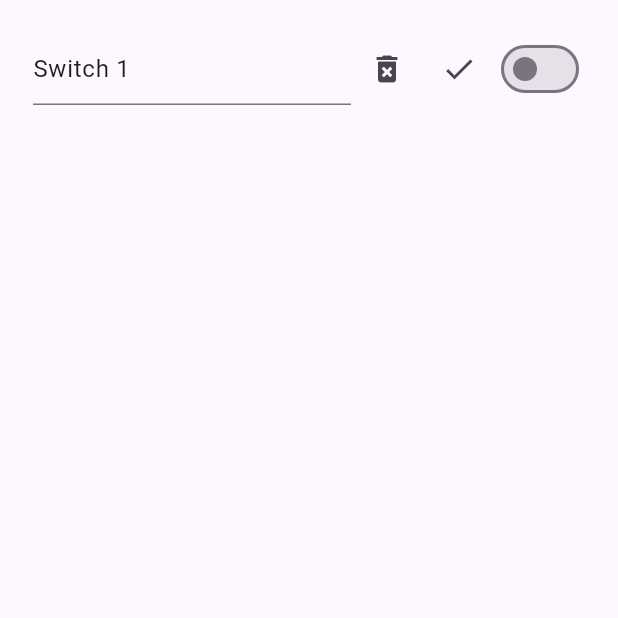
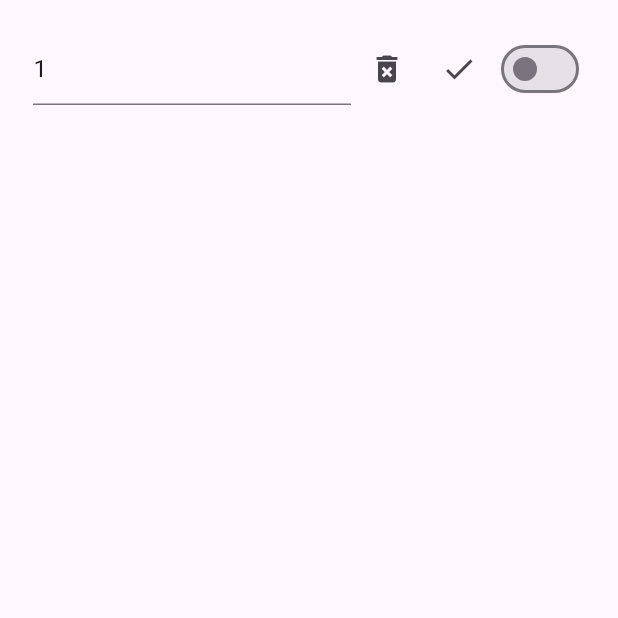
Before and after one commit to alli2729/switches_and_dropdown, a Flutter app: the screen it shows after launch, after a tap on the "add" icon, after a tap on the "edit" icon, on a phone screen of 412 x 824 dp, the top half of it. Run offline on Flutter 3.47's test engine with Material 3 defaults, Android fonts, the phone set to English and light mode, and no system bars.

Commit message:
some changes

```diff
--- a/lib/main.dart
+++ b/lib/main.dart
@@ -1,5 +1,5 @@
 import 'package:flutter/material.dart';
-import 'package:tamrin_app/pages/my_dropdown.dart';
+import 'pages/my_dropdown.dart';
 import 'pages/switches.dart';
 
 void main() => runApp(const MainApp());
--- a/lib/pages/switches.dart
+++ b/lib/pages/switches.dart
@@ -40,7 +40,7 @@ class _SwitchesState extends State<Switches> {
   //* Methods-----------------------------------------------------------------
 
   void _addSwitch() {
-    _switches.add(MySwitch(onPressed: (id) => _removeSwitch(id), id: ++id));
+    _switches.add(MySwitch(onPressed: (id) => _removeSwitch(id), id: ++id,));
     setState(() {});
   }
 
@@ -49,7 +49,7 @@ class _SwitchesState extends State<Switches> {
     int index = (_switches.indexWhere((item) => item.id == id));
     _switches.removeAt(index);
     // removing with id
-    _switches.removeWhere((item) => item.id == id);
+    // _switches.removeWhere((item) => item.id == id);
     setState(() {});
   }
 }
--- a/lib/widgets/my_switch.dart
+++ b/lib/widgets/my_switch.dart
@@ -1,13 +1,14 @@
 import 'package:flutter/material.dart';
 
 class MySwitch extends StatefulWidget {
-  const MySwitch({
+  MySwitch({
     super.key,
     required this.id,
     required this.onPressed,
-  });
+  }) : name = id.toString();
 
   final int id;
+  final String name;
   final void Function(int) onPressed;
 
   @override
@@ -18,11 +19,11 @@ class _MySwitchState extends State<MySwitch> {
   final _controller = TextEditingController();
   bool switchValue = false;
   bool isEdit = false;
-  String name = '';
+  String _name = '';
 
   @override
   void initState() {
-    name = 'Switch ${widget.id}';
+    _name = widget.name;
     super.initState();
   }
 
@@ -51,7 +52,7 @@ class _MySwitchState extends State<MySwitch> {
 
   Widget _fieldOrText() {
     if (isEdit) return Expanded(child: TextField(controller: _controller));
-    return Text(name);
+    return Text('Switch $_name');
   }
 
   Widget _removeButton() {
@@ -80,13 +81,13 @@ class _MySwitchState extends State<MySwitch> {
   _editSwitch() {
     setState(() {
       isEdit = !isEdit;
-      _controller.text = name;
+      _controller.text = _name;
     });
   }
 
   _doneEdit() {
     setState(() {
-      name = _controller.text;
+      _name = _controller.text;
       isEdit = !isEdit;
     });
   }
```
